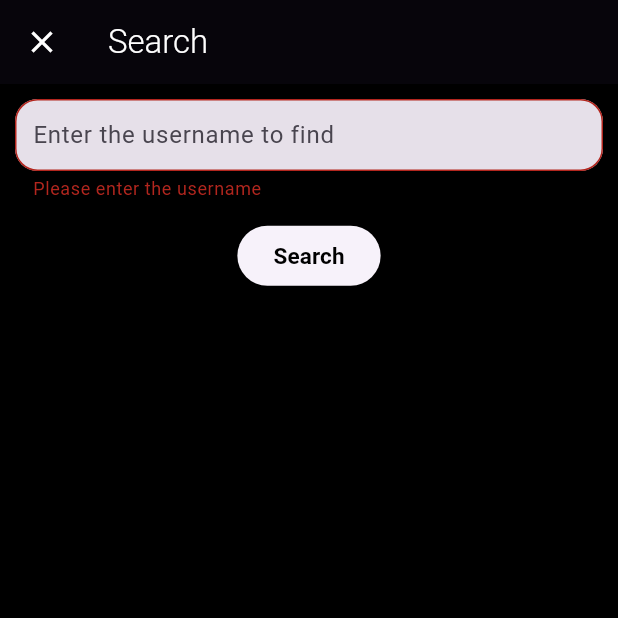
After one commit to Sabra-xD/Threads-Replica, a Flutter app: the HomePage screen opened by its route, item 2 of the bottom bar chosen, after a tap on "Search", on a phone screen of 412 x 824 dp, the top half of it. The commit adds this screen. Run offline on Flutter 3.47's test engine with Material 3 defaults, Android fonts, the phone set to English and light mode, and no system bars; our stand-ins replace another_flushbar, cookie_jar, flutter_svg, get, shared_preferences; accounts and stored records are empty; network calls fail.

Commit message:
Search screed added & Integrated

```diff
--- /dev/null
+++ b/Frontend/threads_replica/lib/controller/searchController.dart
@@ -0,0 +1,44 @@
+import 'dart:convert';
+
+import 'package:get/get.dart';
+import 'package:threads_replica/controller/token_saver.dart';
+import 'package:http/http.dart' as http;
+
+class searchController extends GetxController {
+  RxInt statusCode = RxInt(0);
+  List<dynamic> matchingUsers = [];
+  Future<void> search(String username) async {
+    matchingUsers = [];
+    try {
+      String url = "http://10.0.2.2:3000/api/users/finduser";
+      AuthToken userCookie = AuthToken();
+      String authToken = await userCookie.getToken();
+
+      final Map<String, String> headers = {
+        'Content-Type': 'application/json',
+        'cookie': 'jwt=$authToken',
+      };
+
+      final Map<String, String> data = {'username': username};
+
+      final response = await http.post(
+        Uri.parse(url),
+        headers: headers,
+        body: json.encode(data),
+      );
+
+      statusCode.value = response.statusCode;
+      if (response.statusCode == 200) {
+        print("Search was sucessful, here is the response body");
+        final receivedData = json.decode(response.body);
+        print("Received data of the search: $receivedData");
+        matchingUsers = receivedData;
+      } else {
+        print(
+            "Error in the searchController function with statusCode: ${response.statusCode}");
+      }
+    } catch (error) {
+      print("Error in the SearchController : ${error}");
+    }
+  }
+}
--- a/Frontend/threads_replica/lib/main.dart
+++ b/Frontend/threads_replica/lib/main.dart
@@ -6,6 +6,7 @@ import 'package:threads_replica/views/home_screen.dart';
 import 'package:threads_replica/views/login_screen.dart';
 import 'package:threads_replica/views/posts/add_post.dart';
 import 'package:threads_replica/views/profile_screen.dart';
+import 'package:threads_replica/views/search_screen.dart';
 import 'package:threads_replica/views/signup_screen.dart';
 
 void main() {
@@ -32,9 +33,10 @@ class MyApp extends StatelessWidget {
         GetPage(
             name: "/ForogtPasswordScreen",
             page: () => const ForgotPasswordScreen()),
-        GetPage(name: "/CreatePostScreen", page: () => PostScreen()),
+        GetPage(name: "/CreatePostScreen", page: () => const PostScreen()),
         GetPage(name: "/ProfileScreen", page: () => const ProfileScreen()),
         GetPage(name: "/HomePage", page: () => const HomePage()),
+        GetPage(name: "/SearchScreen", page: () => SearchScreen()),
       ],
       home: const MyHomePage(title: 'Flutter Demo Home Page'),
     );
--- /dev/null
+++ b/Frontend/threads_replica/lib/views/search_screen.dart
@@ -0,0 +1,160 @@
+// ignore_for_file: must_be_immutable
+
+import 'package:flutter/material.dart';
+import 'package:get/get.dart';
+import 'package:threads_replica/styles/TextStyles.dart';
+import 'package:threads_replica/utils/colors.dart';
+import '../controller/bottomNavigationBarController.dart';
+import "../controller/searchController.dart";
+
+import '../widgets/text_input_field.dart';
+import 'users_profile_screen.dart';
+
+class SearchScreen extends StatelessWidget {
+  SearchScreen({super.key});
+  static final GlobalKey<FormState> _formKey = GlobalKey<FormState>();
+  static final TextEditingController _search = TextEditingController();
+  final searchController _searchController = Get.put(searchController());
+  final BottomNavigationBarController _barController =
+      Get.find<BottomNavigationBarController>();
+  RxBool searched = RxBool(false);
+  RxBool isrefreshed = RxBool(false);
+  @override
+  Widget build(BuildContext context) {
+    return Scaffold(
+      appBar: AppBar(
+        elevation: 2,
+        backgroundColor: mobileBackgroundColor,
+        leading: IconButton(
+          icon: const Icon(Icons.close),
+          color: primaryColor,
+          onPressed: () {
+            Get.toNamed("/HomePage");
+            _barController.updateIndex(0);
+          },
+        ),
+        title: const Text(
+          'Search',
+          style: TextStyle(color: primaryColor, fontWeight: FontWeight.w300),
+        ),
+      ),
+      backgroundColor: mobileBackgroundColor,
+      body: SingleChildScrollView(
+        child: SafeArea(
+          child: Padding(
+            padding: const EdgeInsets.all(10),
+            child: Column(
+              children: [
+                Form(
+                    autovalidateMode: AutovalidateMode.disabled,
+                    key: _formKey,
+                    child: TextFieldInput(
+                      textEditingController: _search,
+                      hintText: "Enter the username to find",
+                      textInputType: TextInputType.text,
+                      validator: (value) {
+                        if (value!.isEmpty) {
+                          return "Please enter the username";
+                        }
+                        return null;
+                      },
+                    )),
+                const SizedBox(
+                  height: 12.5,
+                ),
+                ElevatedButton(
+                    onPressed: () async {
+                      if (_formKey.currentState!.validate()) {
+                        // await _searchController.search(_search.text);
+                        searched.value = true;
+                        isrefreshed.toggle();
+                      }
+                    },
+                    child: Text(
+                      "Search",
+                      style: defaultTextStyle(textColor: Colors.black),
+                    )),
+                const SizedBox(
+                  height: 12.5,
+                ),
+                Obx(() {
+                  if (searched.value &&
+                      (isrefreshed.value == false ||
+                          isrefreshed.value == true)) {
+                    return FutureBuilder(
+                        future: _searchController.search(_search.text),
+                        builder: (context, snapshot) {
+                          if (snapshot.connectionState ==
+                              ConnectionState.waiting) {
+                            return const Center(
+                              child: CircularProgressIndicator(
+                                color: Colors.blue,
+                              ),
+                            );
+                          } else {
+                            if (snapshot.hasError) {
+                              return Center(
+                                child: Text(
+                                  "Error: ${snapshot.error}",
+                                  style: defaultTextStyle(),
+                                ),
+                              );
+                            } else {
+                              print(
+                                  "Result: ${_searchController.matchingUsers}");
+                              if (_searchController.matchingUsers.isEmpty) {
+                                return Center(
+                                  child: Text(
+                                    "No users were found",
+                                    style: defaultTextStyle(fontSize: 25),
+                                  ),
+                                );
+                              } else {
+                                return ListView.builder(
+                                    shrinkWrap: true,
+                                    physics:
+                                        const NeverScrollableScrollPhysics(),
+                                    itemCount:
+                                        _searchController.matchingUsers.length,
+                                    itemBuilder:
+                                        (BuildContext context, int index) {
+                                      final feedItem = _searchController
+                                          .matchingUsers[index];
+
+                                      return InkWell(
+                                        onTap: () {
+                                          Navigator.push(
+                                              context,
+                                              MaterialPageRoute(
+                                                  builder: (context) =>
+                                                      UsersProfileScreen(
+                                                          fullUserInfo:
+                                                              feedItem)));
+
+                                          _search.clear();
+                                        },
+                                        child: Text(
+                                          "Userfound: ${feedItem['username']}",
+                                          style: defaultTextStyle(),
+                                        ),
+                                      );
+                                    });
+                              }
+                            }
+                          }
+                        });
+                  } else {
+                    return const SizedBox(
+                      height: 0,
+                      width: 0,
+                    );
+                  }
+                })
+              ],
+            ),
+          ),
+        ),
+      ),
+    );
+  }
+}
--- a/Frontend/threads_replica/lib/widgets/bottom_navigation_bar.dart
+++ b/Frontend/threads_replica/lib/widgets/bottom_navigation_bar.dart
@@ -16,7 +16,8 @@ class bottomNavBar extends StatelessWidget {
   Widget build(BuildContext context) {
     return Obx(
       () => BottomNavigationBar(
-        elevation: 10,
+        // elevation: 0,
+        type: BottomNavigationBarType.fixed,
         backgroundColor: Colors.transparent,
         currentIndex: _barController.selectedIndex.value,
         selectedItemColor: Colors.white,
@@ -26,10 +27,15 @@ class bottomNavBar extends StatelessWidget {
           if (index == 0) {
             Get.toNamed("/HomePage");
           }
+
           if (index == 1) {
+            Get.toNamed("/SearchScreen");
+          }
+
+          if (index == 2) {
             Get.toNamed("/CreatePostScreen");
           }
-          if (index == 2) {
+          if (index == 3) {
             Get.toNamed("/ProfileScreen");
           }
         },
@@ -39,6 +45,11 @@ class bottomNavBar extends StatelessWidget {
                 Icons.home,
               ),
               label: "Home"),
+          BottomNavigationBarItem(
+              icon: Icon(
+                Icons.search,
+              ),
+              label: "Search"),
           BottomNavigationBarItem(
             icon: Icon(
               Icons.post_add,
```
Also changed, not shown: Frontend/threads_replica/lib/views/users_profile_screen.dart (+17 -2 lines).
